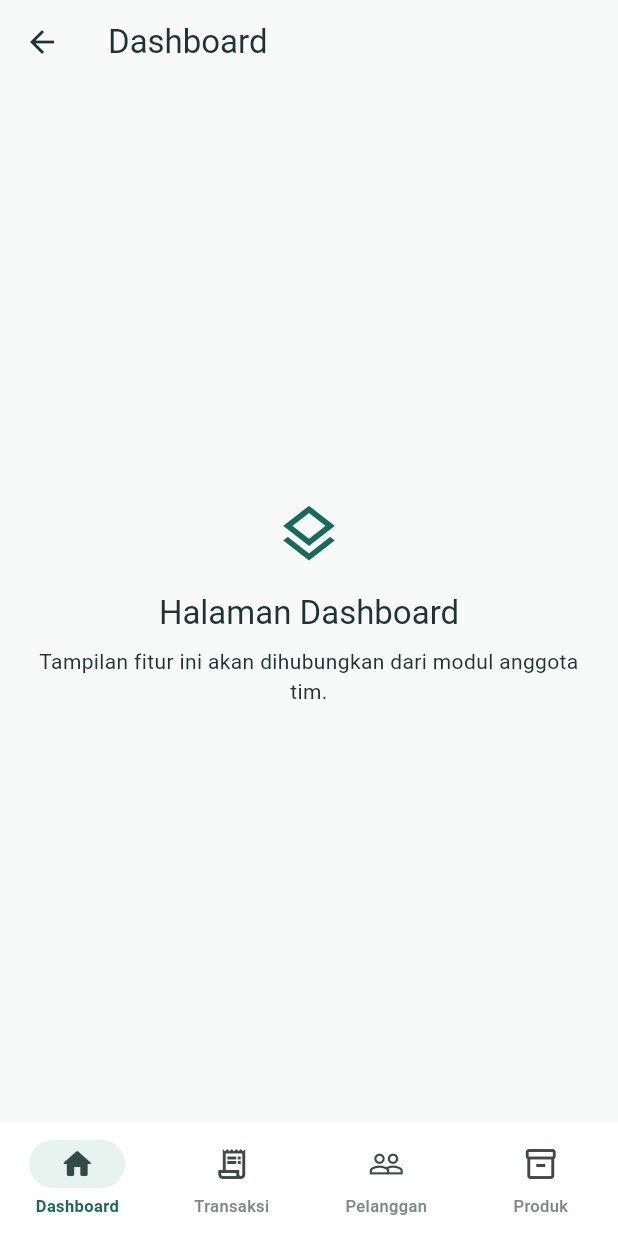
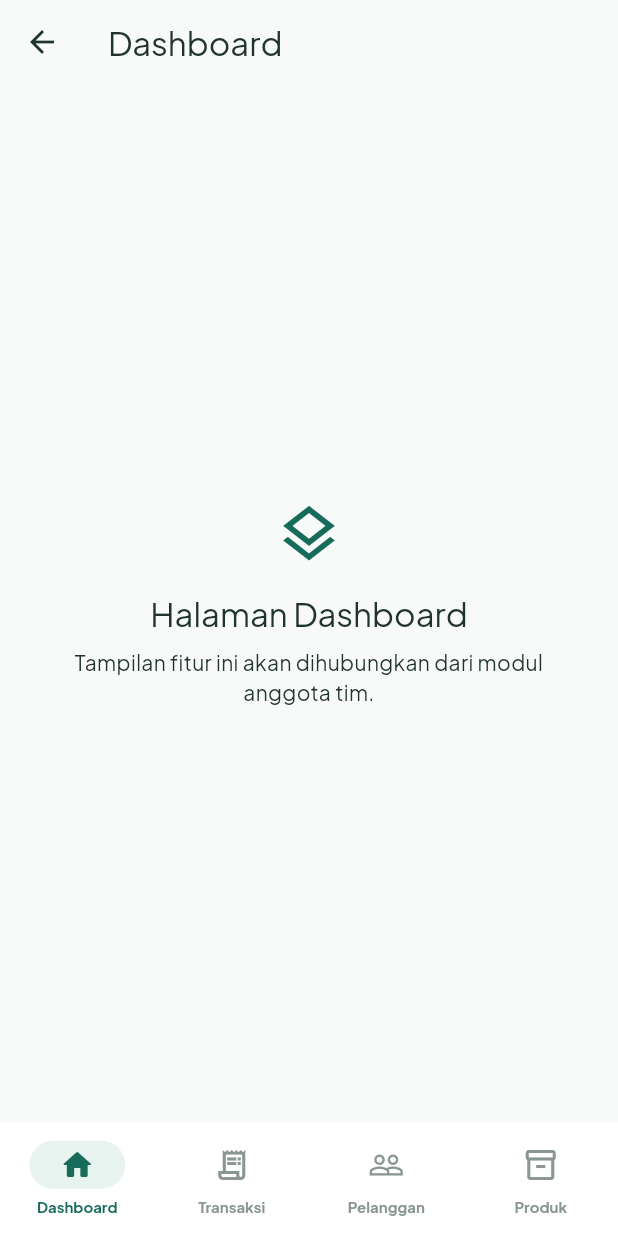
Before and after one commit to dreadf/nota_kilat, a Flutter app: the MainShell screen opened by its route, on a phone screen of 412 x 824 dp. Run offline on Flutter 3.47's test engine with Material 3 defaults, Android fonts, the phone set to English and light mode, and no system bars; our stand-ins replace supabase_flutter; accounts and stored records are empty.

Commit message:
feat: terapkan warna dan tipografi NotaKilat dari Figma

```diff
--- /dev/null
+++ b/lib/core/theme/app_colors.dart
@@ -0,0 +1,13 @@
+import 'package:flutter/material.dart';
+
+abstract final class AppColors {
+  static const primary = Color(0xFF176B5B);
+  static const background = Color(0xFFF8FAF9);
+  static const surface = Color(0xFFFFFFFF);
+  static const textPrimary = Color(0xFF20342F);
+  static const textSecondary = Color(0xFF7B8985);
+  static const primarySurface = Color(0xFFE7F3EF);
+  static const inputBorder = Color(0xFFE3E9E7);
+  static const navInactive = Color(0xFF899691);
+  static const onPrimaryMuted = Color(0xB3FFFFFF);
+}
--- /dev/null
+++ b/lib/core/theme/app_text_styles.dart
@@ -0,0 +1,75 @@
+import 'package:flutter/material.dart';
+
+import 'app_colors.dart';
+
+abstract final class AppTextStyles {
+  static const greeting = TextStyle(
+    fontSize: 14,
+    fontWeight: FontWeight.w400,
+    height: 20 / 14,
+    letterSpacing: 0,
+    color: AppColors.onPrimaryMuted,
+  );
+
+  static const businessName = TextStyle(
+    fontSize: 22,
+    fontWeight: FontWeight.w800,
+    height: 33 / 22,
+    letterSpacing: 0,
+    color: Colors.white,
+  );
+
+  static const outstandingTotal = TextStyle(
+    fontSize: 28,
+    fontWeight: FontWeight.w800,
+    height: 42 / 28,
+    letterSpacing: -1.12,
+    color: AppColors.textPrimary,
+  );
+
+  static const sectionTitle = TextStyle(
+    fontSize: 16,
+    fontWeight: FontWeight.w800,
+    height: 24 / 16,
+    letterSpacing: 0,
+    color: AppColors.textPrimary,
+  );
+
+  static const cardTitle = TextStyle(
+    fontSize: 14,
+    fontWeight: FontWeight.w700,
+    height: 20 / 14,
+    letterSpacing: 0,
+    color: AppColors.textPrimary,
+  );
+
+  static const cardSubtitle = TextStyle(
+    fontSize: 12,
+    fontWeight: FontWeight.w400,
+    height: 16 / 12,
+    letterSpacing: 0,
+    color: AppColors.textSecondary,
+  );
+
+  static const transactionAmount = TextStyle(
+    fontSize: 14,
+    fontWeight: FontWeight.w800,
+    height: 20 / 14,
+    letterSpacing: 0,
+    color: AppColors.textPrimary,
+  );
+
+  static const paymentStatusLabel = TextStyle(
+    fontSize: 11,
+    fontWeight: FontWeight.w700,
+    height: 16.5 / 11,
+    letterSpacing: 0,
+  );
+
+  static const navLabel = TextStyle(
+    fontSize: 10,
+    fontWeight: FontWeight.w700,
+    height: 15 / 10,
+    letterSpacing: 0,
+  );
+}
--- a/lib/core/widgets/main_shell.dart
+++ b/lib/core/widgets/main_shell.dart
@@ -1,6 +1,8 @@
 import 'package:flutter/material.dart';
 
 import '../routing/app_routes.dart';
+import '../theme/app_colors.dart';
+import '../theme/app_text_styles.dart';
 
 /// The common bottom navigation used by the four primary NotaKilat features.
 ///
@@ -69,7 +71,7 @@ class MainShellState extends State<MainShell> {
   Widget build(BuildContext context) {
     final index = MainTab.values.indexOf(_selectedTab);
     return Scaffold(
-      backgroundColor: const Color(0xFFF8FAF9),
+      backgroundColor: AppColors.background,
       body: IndexedStack(
         index: index,
         children: [for (final tab in MainTab.values) _screenFor(tab)],
@@ -78,16 +80,18 @@ class MainShellState extends State<MainShell> {
         top: false,
         child: NavigationBarTheme(
           data: NavigationBarThemeData(
-            backgroundColor: Colors.white,
-            indicatorColor: const Color(0xFFE7F3EF),
+            backgroundColor: AppColors.surface,
+            indicatorColor: AppColors.primarySurface,
+            iconTheme: WidgetStateProperty.resolveWith((states) {
+              final selected = states.contains(WidgetState.selected);
+              return IconThemeData(
+                color: selected ? AppColors.primary : AppColors.navInactive,
+              );
+            }),
             labelTextStyle: WidgetStateProperty.resolveWith((states) {
               final selected = states.contains(WidgetState.selected);
-              return TextStyle(
-                color: selected
-                    ? const Color(0xFF176B5B)
-                    : const Color(0xFF7B8985),
-                fontSize: 11,
-                fontWeight: selected ? FontWeight.w600 : FontWeight.w500,
+              return AppTextStyles.navLabel.copyWith(
+                color: selected ? AppColors.primary : AppColors.navInactive,
               );
             }),
           ),
@@ -137,7 +141,7 @@ class _UnconnectedTab extends StatelessWidget {
   @override
   Widget build(BuildContext context) {
     return Scaffold(
-      backgroundColor: const Color(0xFFF8FAF9),
+      backgroundColor: AppColors.background,
       appBar: AppBar(title: Text(tab.label)),
       body: Center(
         child: Padding(
@@ -147,7 +151,7 @@ class _UnconnectedTab extends StatelessWidget {
             children: [
               const Icon(
                 Icons.layers_outlined,
-                color: Color(0xFF176B5B),
+                color: AppColors.primary,
                 size: 46,
               ),
               const SizedBox(height: 16),
--- a/pubspec.yaml
+++ b/pubspec.yaml
@@ -29,3 +29,7 @@ dependency_overrides:
 
 flutter:
   uses-material-design: true
+  fonts:
+    - family: Plus Jakarta Sans
+      fonts:
+        - asset: assets/fonts/PlusJakartaSans.ttf
```
Also changed, not shown: assets/fonts/OFL.txt (added, +93 -0 lines), lib/app.dart (+10 -8 lines), assets/fonts/PlusJakartaSans.ttf (added).
